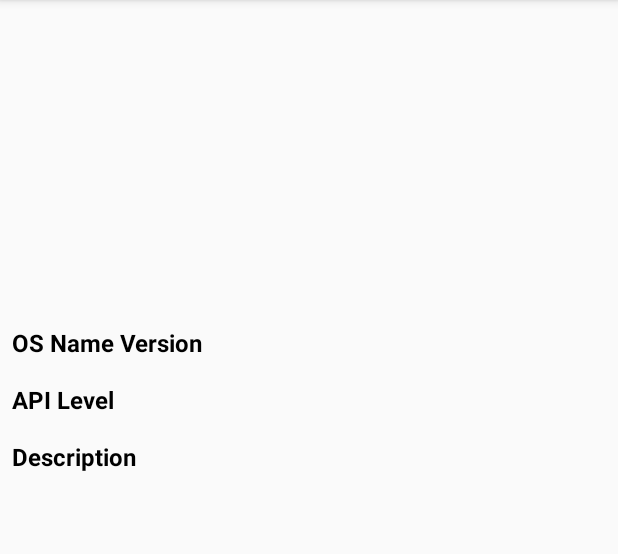
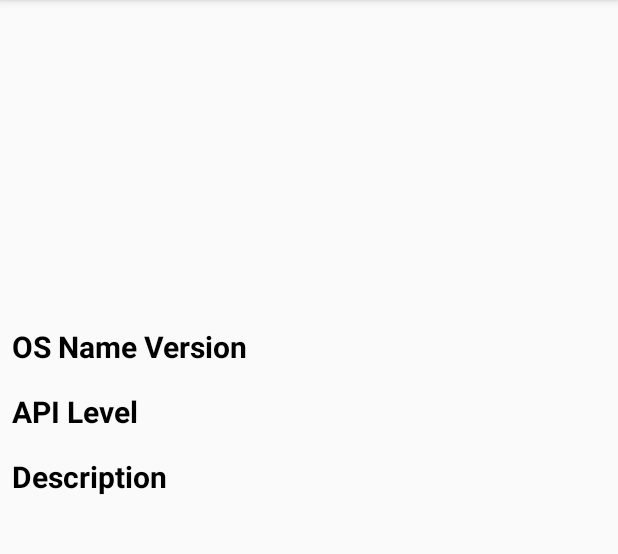
Before and after one commit to rachmanabdau/AndroidOSPedia, an Android app: the OsDetailActivity screen opened directly, with no data from a screen before it, on a phone screen of 412 x 824 dp, the part 84-638 px from its top. Run offline under Robolectric (Android 15) with nearby library versions, the phone set to English and light mode, and no system bars.

Commit message:
Create Detail Layout.

```diff
--- a/app/src/main/java/com/volvoxglobator/androidosguide/OsDetailActivity.kt
+++ b/app/src/main/java/com/volvoxglobator/androidosguide/OsDetailActivity.kt
@@ -1,6 +1,8 @@
 package com.volvoxglobator.androidosguide
 
 import android.os.Bundle
+import android.widget.ImageView
+import android.widget.TextView
 import androidx.appcompat.app.AppCompatActivity
 
 class OsDetailActivity : AppCompatActivity() {
@@ -8,5 +10,21 @@ class OsDetailActivity : AppCompatActivity() {
     override fun onCreate(savedInstanceState: Bundle?) {
         super.onCreate(savedInstanceState)
         setContentView(R.layout.activity_os_detail)
+
+        val osImage: ImageView = findViewById(R.id.os_image)
+        val osName: TextView = findViewById(R.id.os_name)
+        val osLevel: TextView = findViewById(R.id.os_level)
+        val osDescription: TextView = findViewById(R.id.os_description)
+
+        val defaultImage = R.drawable.ic_launcher_background
+        val defaultString = R.string.placeholder_default
+
+        if (intent.extras != null) {
+            osImage.setImageResource(intent.getIntExtra(MainActivity.OS_IMAGE, defaultImage))
+            osName.text = intent.getStringExtra(MainActivity.OS_NAME)
+            osLevel.text = getString(intent.getIntExtra(MainActivity.OS_API_LEVEL, defaultString))
+            osDescription.text =
+                getString(intent.getIntExtra(MainActivity.OS_DESCRIPTION, defaultString))
+        }
     }
 }
--- a/app/src/main/res/layout/activity_os_detail.xml
+++ b/app/src/main/res/layout/activity_os_detail.xml
@@ -1,16 +1,21 @@
 <?xml version="1.0" encoding="utf-8"?>
-<androidx.constraintlayout.widget.ConstraintLayout xmlns:android="http://schemas.android.com/apk/res/android"
+
+<androidx.core.widget.NestedScrollView xmlns:android="http://schemas.android.com/apk/res/android"
     xmlns:app="http://schemas.android.com/apk/res-auto"
     xmlns:tools="http://schemas.android.com/tools"
     android:layout_width="match_parent"
-    android:layout_height="match_parent"
+    android:layout_height="match_parent">
+
+    <androidx.constraintlayout.widget.ConstraintLayout
+        android:layout_width="match_parent"
+        android:layout_height="wrap_content"
         tools:context=".OsDetailActivity">
 
         <ImageView
             android:id="@+id/os_image"
             android:layout_width="match_parent"
             android:layout_height="0dp"
-        android:scaleType="centerCrop"
+            android:scaleType="centerInside"
             app:layout_constraintDimensionRatio="3:1"
             app:layout_constraintEnd_toEndOf="parent"
             app:layout_constraintStart_toStartOf="parent"
@@ -38,13 +43,15 @@
                     android:layout_marginEnd="16dp"
                     android:text="OS Name Version"
                     android:textColor="@android:color/black"
-                android:textSize="16sp"
+                    android:textSize="20sp"
                     android:textStyle="bold" />
 
                 <TextView
                     android:id="@+id/os_name"
                     android:layout_width="wrap_content"
                     android:layout_height="wrap_content"
+                    android:textColor="@android:color/black"
+                    android:textSize="16sp"
                     tools:text="@string/desc_cupcake" />
             </TableRow>
 
@@ -59,13 +66,15 @@
                     android:layout_marginEnd="16dp"
                     android:text="API Level"
                     android:textColor="@android:color/black"
-                android:textSize="16sp"
+                    android:textSize="20sp"
                     android:textStyle="bold" />
 
                 <TextView
                     android:id="@+id/os_level"
                     android:layout_width="wrap_content"
                     android:layout_height="wrap_content"
+                    android:textColor="@android:color/black"
+                    android:textSize="16sp"
                     tools:text="9" />
             </TableRow>
 
@@ -80,16 +89,22 @@
                     android:layout_marginEnd="16dp"
                     android:text="Description"
                     android:textColor="@android:color/black"
-                android:textSize="16sp"
+                    android:textSize="20sp"
                     android:textStyle="bold" />
 
                 <TextView
                     android:id="@+id/os_description"
-                android:layout_width="wrap_content"
+                    android:layout_width="match_parent"
                     android:layout_height="wrap_content"
+                    android:layout_marginBottom="16dp"
+                    android:layout_weight="1"
+                    android:textColor="@android:color/black"
+                    android:textSize="16sp"
                     tools:text="@string/desc_cupcake" />
             </TableRow>
 
         </TableLayout>
 
     </androidx.constraintlayout.widget.ConstraintLayout>
+
+</androidx.core.widget.NestedScrollView>
--- a/app/src/main/res/layout/os_list_item.xml
+++ b/app/src/main/res/layout/os_list_item.xml
@@ -8,7 +8,7 @@
         android:id="@+id/os_item_image"
         android:layout_width="match_parent"
         android:layout_height="wrap_content"
-        android:scaleType="centerCrop"
+        android:scaleType="fitXY"
         tools:src="@drawable/os_cupcake" />
 
 </androidx.cardview.widget.CardView>
--- a/app/src/main/res/values/strings.xml
+++ b/app/src/main/res/values/strings.xml
@@ -1,5 +1,6 @@
 <resources>
     <string name="app_name">Android OS Pedia</string>
+    <string name="placeholder_default">Not Available</string>
 
     <string name="desc_cupcake">Cupcake untuk pertama kalinya menghadirkan on-screen keyboard, menggantikan papan ketik fisik yang sebelumnya dipakai oleh perangkat Android.</string>
     <string name="desc_donut">Donuts menandai titik dimana Android sudah bisa disematkan dalam di perangkat dengan beberapa ukuran layar yang berbeda. Selain itu, untuk memudahkan pengguna dalam menjelajahi antarmuka ponsel, muncul fitur baru berupa search box yang ada dalam home screen.</string>
```
Also changed, not shown: app/src/main/java/com/volvoxglobator/androidosguide/GridAdapter.kt (+9 -1 lines), app/src/main/java/com/volvoxglobator/androidosguide/MainActivity.kt (+17 -1 lines), app/src/main/java/com/volvoxglobator/androidosguide/OSModel.kt (+16 -16 lines). Lines whose indentation alone changed are shown as unchanged.
